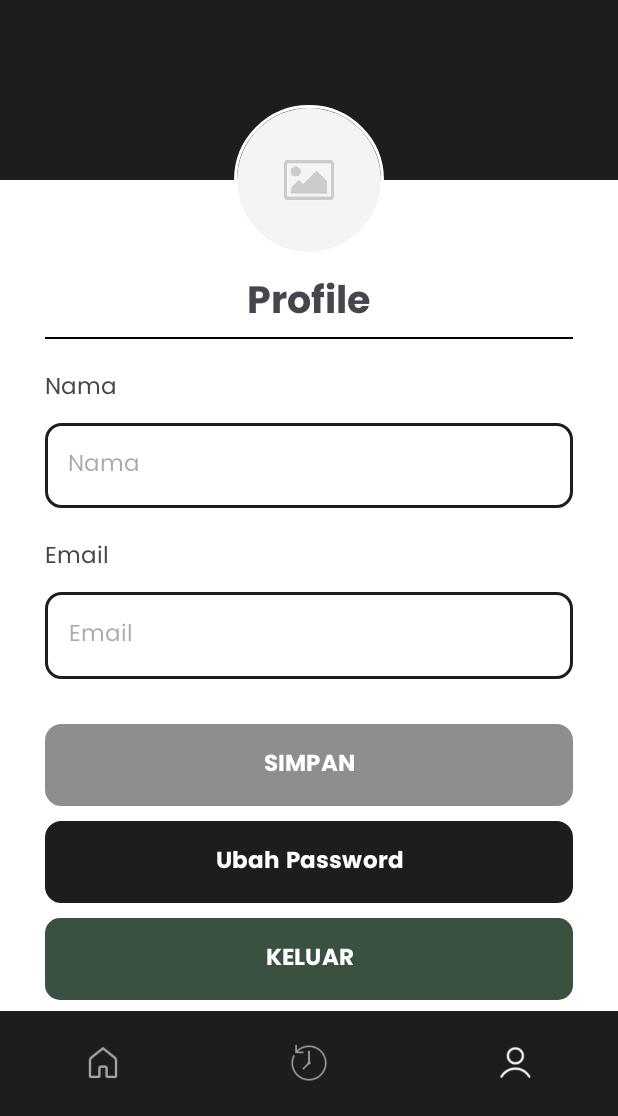
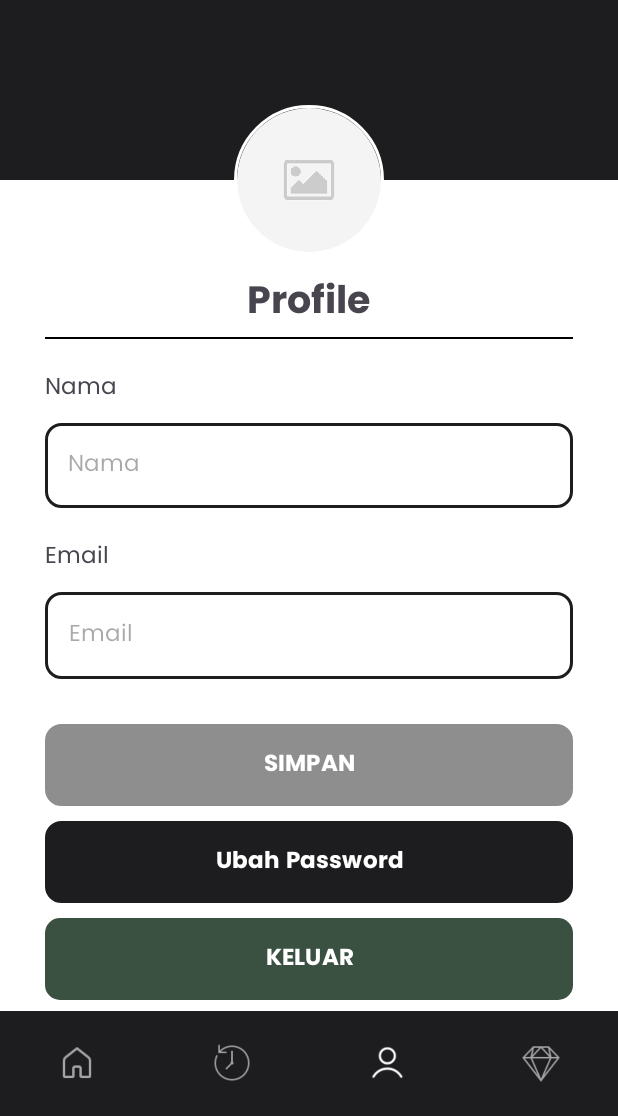
Before and after one commit to Fungi-info-Bangkit-Capstone/android, an Android app: the screen it shows after launch once a user with an empty profile is signed in (HomeActivity), item 3 of the bottom bar chosen, on a phone screen of 412 x 824 dp, the part 120-1236 px from its top. Run offline under Robolectric (Android 15) with nearby library versions, the phone set to English and light mode, and no system bars; our stand-ins replace CircleImageView, Firebase (no records; nobody signed in at launch, a user with empty details on screens opened directly), Picasso, Room's generated code; libraries missing offline, so code that uses them is left out: com.yalantis.ucrop; pictures from the network do not load.

Commit message:
tambahan menu upgrade to pro meskipun coming soon

```diff
--- a/app/src/main/java/com/petershaan/fungiinfo_mobileapp/view/home/HomeActivity.kt
+++ b/app/src/main/java/com/petershaan/fungiinfo_mobileapp/view/home/HomeActivity.kt
@@ -11,6 +11,7 @@ import com.petershaan.fungiinfo_mobileapp.adapter.ViewPagerAdapter
 import com.petershaan.fungiinfo_mobileapp.view.about.AboutActivity
 import com.petershaan.fungiinfo_mobileapp.view.history.HistoryFragment
 import com.petershaan.fungiinfo_mobileapp.view.profil.ProfilFragment
+import com.petershaan.fungiinfo_mobileapp.view.upgrade.UpgradeFragment
 
 class HomeActivity : AppCompatActivity() {
 
@@ -42,6 +43,7 @@ class HomeActivity : AppCompatActivity() {
         pagerAdapter.addFragment(HomeFragment())
         pagerAdapter.addFragment(HistoryFragment())
         pagerAdapter.addFragment(ProfilFragment())
+        pagerAdapter.addFragment(UpgradeFragment())
         viewPager.adapter = pagerAdapter
     }
 
@@ -51,6 +53,7 @@ class HomeActivity : AppCompatActivity() {
                 R.id.home -> viewPager.currentItem = 0
                 R.id.history -> viewPager.currentItem = 1
                 R.id.profile -> viewPager.currentItem = 2
+                R.id.diamond -> viewPager.currentItem = 3
             }
             true
         }
@@ -62,6 +65,7 @@ class HomeActivity : AppCompatActivity() {
                     0 -> bottomNav.menu.findItem(R.id.home).isChecked = true
                     1 -> bottomNav.menu.findItem(R.id.history).isChecked = true
                     2 -> bottomNav.menu.findItem(R.id.profile).isChecked = true
+                    3 -> bottomNav.menu.findItem(R.id.diamond).isChecked = true
                 }
             }
 
--- /dev/null
+++ b/app/src/main/java/com/petershaan/fungiinfo_mobileapp/view/upgrade/UpgradeFragment.kt
@@ -0,0 +1,51 @@
+package com.petershaan.fungiinfo_mobileapp.view.upgrade
+
+import android.app.AlertDialog
+import android.os.Bundle
+import androidx.fragment.app.Fragment
+import android.view.LayoutInflater
+import android.view.View
+import android.view.ViewGroup
+import androidx.fragment.app.activityViewModels
+import androidx.viewpager.widget.ViewPager
+import com.petershaan.fungiinfo_mobileapp.R
+import com.petershaan.fungiinfo_mobileapp.databinding.ActivityHomeBinding
+import com.petershaan.fungiinfo_mobileapp.databinding.FragmentHomeBinding
+import com.petershaan.fungiinfo_mobileapp.databinding.FragmentUpgradeBinding
+import com.petershaan.fungiinfo_mobileapp.util.ImageViewModel
+
+
+class UpgradeFragment : Fragment() {
+    private var _binding: FragmentUpgradeBinding? = null
+    private val binding get() = _binding!!
+
+    override fun onCreateView(
+        inflater: LayoutInflater, container: ViewGroup?,
+        savedInstanceState: Bundle?
+    ): View {
+        _binding = FragmentUpgradeBinding.inflate(inflater, container, false)
+
+        binding.btnUpgradePro.setOnClickListener {
+            showComingSoonAlert()
+        }
+
+        return binding.root
+    }
+
+    private fun showComingSoonAlert() {
+        AlertDialog.Builder(requireContext())
+            .setTitle("Fungi Info Pro")
+            .setMessage("Coming Soon")
+            .setPositiveButton("OK", null)
+            .show()
+    }
+
+
+    override fun onDestroyView() {
+        super.onDestroyView()
+        _binding = null
+    }
+
+
+
+}
--- a/app/src/main/res/layout/activity_home.xml
+++ b/app/src/main/res/layout/activity_home.xml
@@ -20,7 +20,7 @@
         app:layout_constraintBottom_toTopOf="@id/bottom_nav"
         app:layout_constraintEnd_toEndOf="parent"
         app:layout_constraintStart_toStartOf="parent"
-        app:layout_constraintTop_toBottomOf="@id/logo" />
+        app:layout_constraintTop_toTopOf="parent" />
 
     <com.google.android.material.bottomnavigation.BottomNavigationView
         android:id="@+id/bottom_nav"
@@ -46,7 +46,6 @@
         app:layout_constraintStart_toStartOf="parent"
         app:layout_constraintTop_toTopOf="parent"
         app:layout_constraintVertical_bias="1.0"
-        app:layout_constraintBottom_toTopOf="@id/view_pager"
         android:elevation="10dp"
        />
 
--- a/app/src/main/res/layout/fragment_history.xml
+++ b/app/src/main/res/layout/fragment_history.xml
@@ -4,7 +4,7 @@
     xmlns:tools="http://schemas.android.com/tools"
     android:layout_width="match_parent"
     android:layout_height="match_parent"
-    android:paddingTop="130dp"
+    android:paddingTop="220dp"
     tools:context=".view.history.HistoryFragment">
 
 
--- a/app/src/main/res/layout/fragment_home.xml
+++ b/app/src/main/res/layout/fragment_home.xml
@@ -4,7 +4,7 @@
     xmlns:tools="http://schemas.android.com/tools"
     android:layout_width="match_parent"
     android:layout_height="match_parent"
-    android:paddingTop="40dp"
+    android:paddingTop="120dp"
     tools:context=".view.home.HomeFragment">
 
     <RelativeLayout
--- a/app/src/main/res/layout/fragment_profil.xml
+++ b/app/src/main/res/layout/fragment_profil.xml
@@ -9,7 +9,7 @@
     <RelativeLayout
         android:layout_width="match_parent"
         android:layout_height="wrap_content"
-        android:paddingTop="70dp"
+        android:paddingTop="150dp"
         android:paddingLeft="30dp"
         android:paddingRight="30dp"
         android:paddingBottom="50dp">
--- a/app/src/main/res/menu/bottom_menu_nav.xml
+++ b/app/src/main/res/menu/bottom_menu_nav.xml
@@ -6,17 +6,23 @@
         android:layout_width="wrap_content"
         android:layout_height="wrap_content"
         android:icon="@drawable/icon_home"
-        android:title="Home" />
+        android:title="@string/home" />
     <item
         android:id="@+id/history"
         android:layout_width="wrap_content"
         android:layout_height="wrap_content"
         android:icon="@drawable/icon_history"
-        android:title="History" />
+        android:title="@string/history" />
     <item
         android:id="@+id/profile"
         android:layout_width="wrap_content"
         android:layout_height="wrap_content"
         android:icon="@drawable/icon_person"
-        android:title="Profile" />
+        android:title="@string/profile" />
+    <item
+        android:id="@+id/diamond"
+        android:layout_width="wrap_content"
+        android:layout_height="wrap_content"
+        android:icon="@drawable/icon_diamond"
+        android:title="@string/upgrade" />
 </menu>
```
Also changed, not shown: app/src/main/AndroidManifest.xml (+6 -3 lines), app/src/main/res/drawable/custom_button3.xml (added, +12 -0 lines), app/src/main/res/layout/fragment_upgrade.xml (added, +145 -0 lines), app/src/main/res/values/strings.xml (+10 -0 lines), app/src/main/res/drawable/icon_check.png (added), app/src/main/res/drawable/icon_diamond.png (added), app/src/main/res/drawable/upgrade_pro.png (added), 2 other files.
